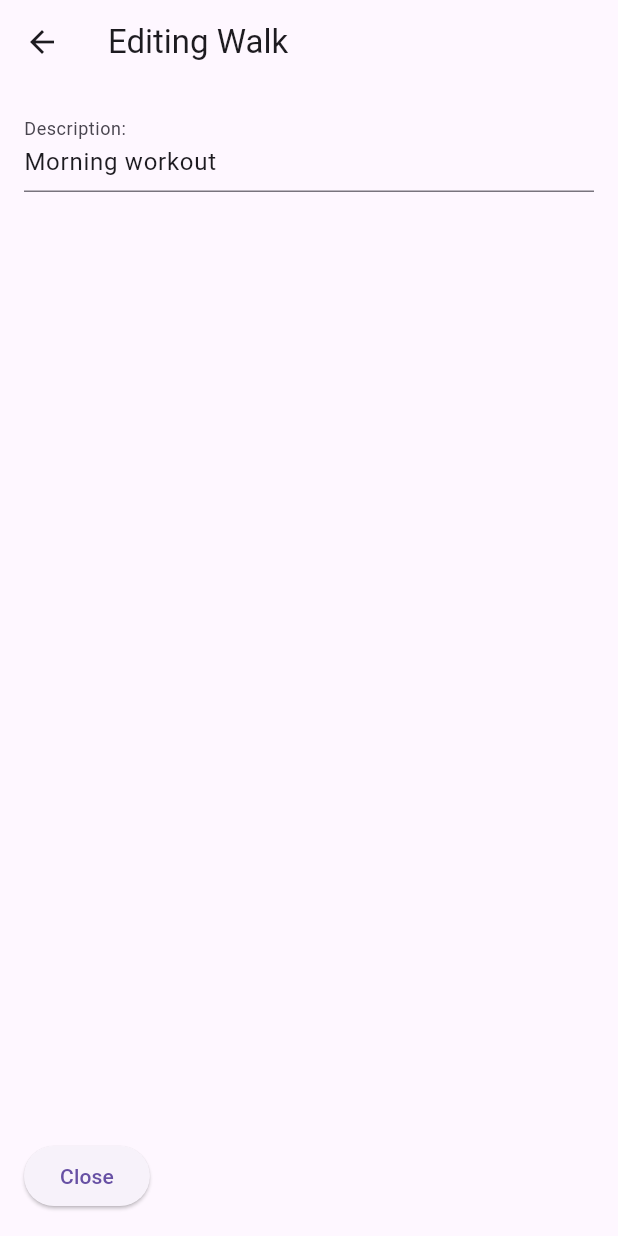
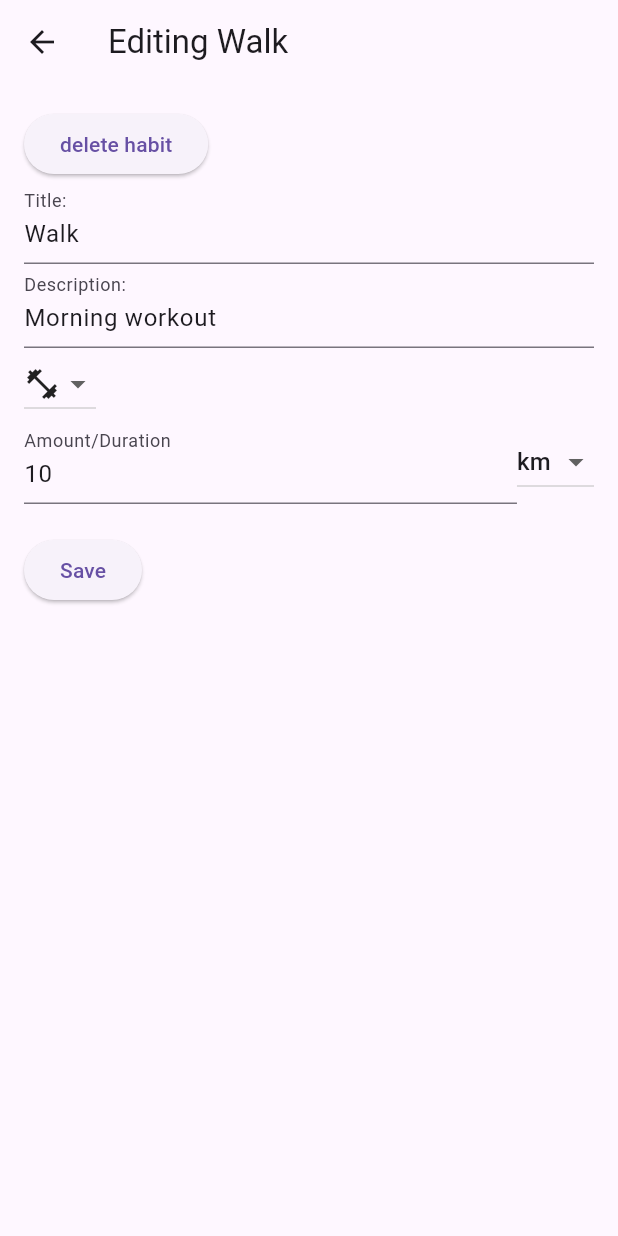
Before and after one commit to FloC0ding/HCI_habit_tracker, a Flutter app: the screen it shows after launch, after a tap on the "more vert" icon, on a phone screen of 412 x 824 dp. Run offline on Flutter 3.47's test engine with Material 3 defaults, Android fonts, the phone set to English and light mode, and no system bars.

Commit message:
added check mark and updated edit page

```diff
--- a/App 1/lib/main.dart
+++ b/App 1/lib/main.dart
@@ -26,6 +26,7 @@ class Habit {
   String? unitValue;
   IconData iconData;
   Unit? unit; // New property
+  bool clicked;
 
   Habit({
     required this.title,
@@ -34,6 +35,7 @@ class Habit {
     required this.iconData,
     this.unitValue,
     this.unit, // Initialize to null
+    required this.clicked,
   });
 }
 
@@ -66,10 +68,10 @@ class _HabitTrackerPageState extends State<HabitTrackerPage> {
   void initState() {
     super.initState();
     _originalHabits.addAll([
-      Habit(title: 'Walk', description: 'Morning workout', value: 0, unitValue: "10" , unit : Unit.Length, iconData: Icons.fitness_center),
-      Habit(title: 'Reading', description: 'Read a book', value: 0, unitValue: "30", unit : Unit.Duration, iconData: Icons.book),
-      Habit(title: 'Music', description: 'Play an instrument', value: 0, unitValue: "15", unit : Unit.Duration, iconData: Icons.music_note),
-      Habit(title: 'Work', description: 'Complete tasks', value: 0, unitValue: "5", unit : Unit.Duration, iconData: Icons.work),
+      Habit(title: 'Walk', description: 'Morning workout', value: 0, unitValue: "10" , unit : Unit.Length, iconData: Icons.fitness_center, clicked: false),
+      Habit(title: 'Reading', description: 'Read a book', value: 0, unitValue: "30", unit : Unit.Duration, iconData: Icons.book, clicked: false),
+      Habit(title: 'Music', description: 'Play an instrument', value: 0, unitValue: "15", unit : Unit.Duration, iconData: Icons.music_note, clicked: false),
+      Habit(title: 'Work', description: 'Complete tasks', value: 0, unitValue: "5", unit : Unit.Duration, iconData: Icons.work, clicked: false),
     ]);
 
     _habits.addAll(_originalHabits);
@@ -79,8 +81,8 @@ class _HabitTrackerPageState extends State<HabitTrackerPage> {
   void _addHabit(String title, String description, String unitValue, Unit unit, IconData icon) {
     if (title.isNotEmpty) {
       setState(() {
-        _habits.add(Habit(title: title, description: description, value: 0, unitValue: unitValue, unit : unit, iconData: icon));
-        oldHabits.add(Habit(title: title, description: description, value: 0, unitValue: unitValue, unit : unit, iconData: icon));
+        _habits.add(Habit(title: title, description: description, value: 0, unitValue: unitValue, unit : unit, iconData: icon, clicked: false));
+        oldHabits.add(Habit(title: title, description: description, value: 0, unitValue: unitValue, unit : unit, iconData: icon, clicked: false));
       });
     }
   }
@@ -155,6 +157,8 @@ class _HabitTrackerPageState extends State<HabitTrackerPage> {
   }
 
 Widget _buildHabitCard(Habit habit) {
+
+
   return Expanded(
     child: Card(
       elevation: 4.0,
@@ -164,17 +168,23 @@ class _HabitTrackerPageState extends State<HabitTrackerPage> {
           print('Habit Pressed: ${habit.title}');
           setState(() {
             habit.value++;
+            habit.clicked = true;
           });
         },
         child: Column(
           crossAxisAlignment: CrossAxisAlignment.start,
           children: [
-            // Title, unitValue, and unit on the same height
+            // Title, icon, and unit information
             Padding(
               padding: const EdgeInsets.all(8.0),
               child: Row(
                 mainAxisAlignment: MainAxisAlignment.spaceBetween,
                 children: [
+                  // Left side with title and icon
+                  Row(
+                    children: [
+                      Icon(habit.iconData),
+                      const SizedBox(width: 5.0),
                       Column(
                         crossAxisAlignment: CrossAxisAlignment.start,
                         children: [
@@ -182,14 +192,20 @@ class _HabitTrackerPageState extends State<HabitTrackerPage> {
                             '${habit.title}',
                             style: TextStyle(
                               fontWeight: FontWeight.bold,
-                          fontSize: 16.0, // Adjust the font size as needed
+                              fontSize: 16.0,
                             ),
                           ),
-                      if (habit.unitValue != null && habit.unitValue != "")
-                        Text("${habit.unitValue} ${habit.unit == Unit.Duration ? 'min' : 'km'}"),
+                          if (habit.unitValue != null &&
+                              habit.unitValue != "")
+                            Text(
+                                "${habit.unitValue} ${habit.unit == Unit.Duration ? 'min' : 'km'}"),
                         ],
                       ),
-                  // Three vertical dots for details
+                    ],
+                  ),
+                  // Right side with green checkmark if habit is clicked
+                  if (habit.clicked) Icon(Icons.check, color: Colors.green),
+                  // Right side with three dots if habit is not clicked
                   GestureDetector(
                     onTap: () {
                       _showDetailsPage(context, habit);
@@ -199,7 +215,7 @@ class _HabitTrackerPageState extends State<HabitTrackerPage> {
                 ],
               ),
             ),
-            // Count, flame, and "days" text below the title and unit
+            // Count, flame, and "days" text below the title and icon
             Padding(
               padding: const EdgeInsets.all(8.0),
               child: Row(
@@ -209,7 +225,7 @@ class _HabitTrackerPageState extends State<HabitTrackerPage> {
                     '${habit.value}',
                     style: TextStyle(
                       fontWeight: FontWeight.bold,
-                      fontSize: 24.0, // Adjust the font size as needed
+                      fontSize: 24.0,
                     ),
                   ),
                   const SizedBox(width: 5.0),
@@ -229,13 +245,35 @@ class _HabitTrackerPageState extends State<HabitTrackerPage> {
 }
 
 
-void _showDetailsPage(BuildContext context, Habit habit) {
-  Navigator.push(
+
+void updateHabit(Habit updatedHabit) {
+  setState(() {
+    final habitIndex = _habits.indexOf(updatedHabit);
+    if (habitIndex != -1) {
+      oldHabits[habitIndex].title = updatedHabit.title;
+      oldHabits[habitIndex].description = updatedHabit.description;
+      oldHabits[habitIndex].iconData = updatedHabit.iconData;
+      oldHabits[habitIndex].value = updatedHabit.value;
+      oldHabits[habitIndex].unit = updatedHabit.unit;
+    }
+  });
+}
+
+void _showDetailsPage(BuildContext context, Habit habit) async {
+  final updatedHabit = await Navigator.push(
     context,
     MaterialPageRoute(
-      builder: (context) => DetailsPage(habit: habit),
+      builder: (context) => DetailsPage(
+        habit: habit,
+        availableIcons: availableIcons,
+      ),
     ),
   );
+
+  // Check if the habit was updated
+  if (updatedHabit != null) {
+    updateHabit(updatedHabit);
+  }
 }
 
 
@@ -331,10 +369,13 @@ void _showDetailsPage(BuildContext context, Habit habit) {
   }
 }
 
+// Details
+
 class DetailsPage extends StatefulWidget {
   final Habit habit;
+  final List<IconData> availableIcons;
 
-  const DetailsPage({required this.habit});
+  const DetailsPage({required this.habit, required this.availableIcons});
 
   @override
   State<DetailsPage> createState() => _DetailsPageState();
@@ -342,13 +383,21 @@ class DetailsPage extends StatefulWidget {
 
 class _DetailsPageState extends State<DetailsPage> {
 
+
+  late TextEditingController selectedTitle;
   late TextEditingController selectedDescription;
-  Unit selectedUnit = Unit.Duration;
+  late IconData selectedIcon;
+  late TextEditingController selectedValue;
+  late Unit? selectedUnit;
 
   @override
   void initState() {
     super.initState();
     selectedDescription = TextEditingController(text: widget.habit.description);
+    selectedTitle = TextEditingController(text: widget.habit.title);
+    selectedIcon = widget.habit.iconData;
+    selectedValue = TextEditingController(text: widget.habit.unitValue);
+    selectedUnit = widget.habit.unit;
   }
 
   @override
@@ -362,18 +411,81 @@ class _DetailsPageState extends State<DetailsPage> {
         child: Column(
           crossAxisAlignment: CrossAxisAlignment.start,
           children: [
-            Expanded (
-              child: TextField(
+            Row (
+              crossAxisAlignment: CrossAxisAlignment.end,
+              children: [
+                ElevatedButton(
+                  // TODO implement this shit
+                  onPressed: () {
+                    Navigator.pop(context, widget.habit);
+                  },
+                  child: Text('delete habit') )
+              ],
+            ),
+
+            TextField(
+              controller: selectedTitle,
+              decoration: const InputDecoration(labelText: 'Title: '),
+            ),
+            TextField(
                 controller: selectedDescription,
                 decoration: const InputDecoration(labelText: 'Description: '),
             ),
+            DropdownButton<IconData>(
+              value: selectedIcon,
+              onChanged: (IconData? newValue) {
+                setState(() {
+                  selectedIcon = newValue!;
+                });
+              },
+              items: widget.availableIcons.map<DropdownMenuItem<IconData>>((IconData value) {
+                return DropdownMenuItem<IconData>(
+                  value: value,
+                  child: Icon(value),
+                );
+              }).toList(),
             ),
+
+            //exact same code as in _showAddHabitDialog if changed there change here too
+            Row(
+              children: [
+                Expanded (
+                  child: TextField(
+                    controller: selectedValue,
+                    decoration: const InputDecoration(labelText: 'Amount/Duration'),
+                  ),
+                ),
+                DropdownButton<Unit>(
+                  value: selectedUnit,
+                  onChanged: (Unit? newValue) {
+                    setState(() {
+                      selectedUnit = newValue!;
+                      // Set selectedUnit based on the selected label
+                      selectedUnit = (newValue == Unit.Duration) ? Unit.Duration : Unit.Length;
+                    });
+                  },
+                  items: Unit.values.map<DropdownMenuItem<Unit>>((Unit value) {
+                    return DropdownMenuItem<Unit>(
+                      value: value,
+                      child: Text(value == Unit.Duration ? 'min' : 'km'),
+                    );
+                  }).toList(),
+                ),
+              ],
+            ),
+
+
             SizedBox(height: 20),
             ElevatedButton(
               onPressed: () {
-                Navigator.pop(context); // Navigate back to the home page
+                widget.habit.title = selectedTitle.text;
+                widget.habit.description = selectedDescription.text;
+                widget.habit.iconData = selectedIcon;
+                widget.habit.unitValue = selectedValue.text;
+                widget.habit.unit = selectedUnit;
+                Navigator.pop(context, widget.habit); // Return the updated habit
               },
-              child: Text('Close'),
+              child: Text('Save'),
             ),
           ],
         ),
```
Lines whose indentation alone changed are shown as unchanged.
